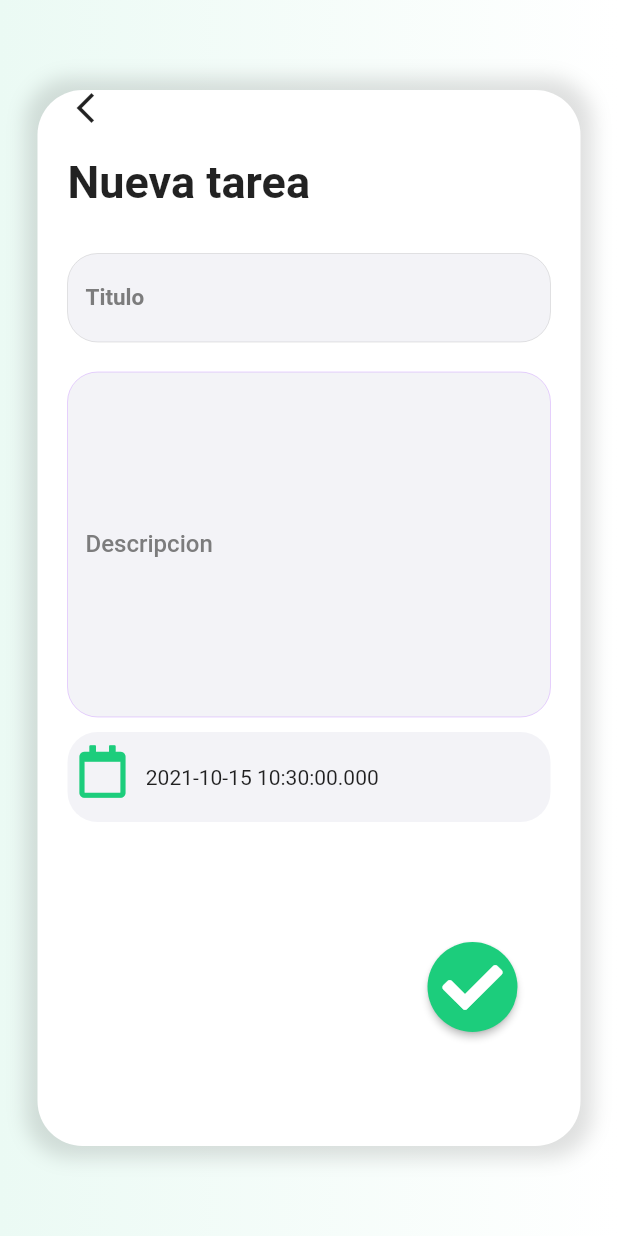
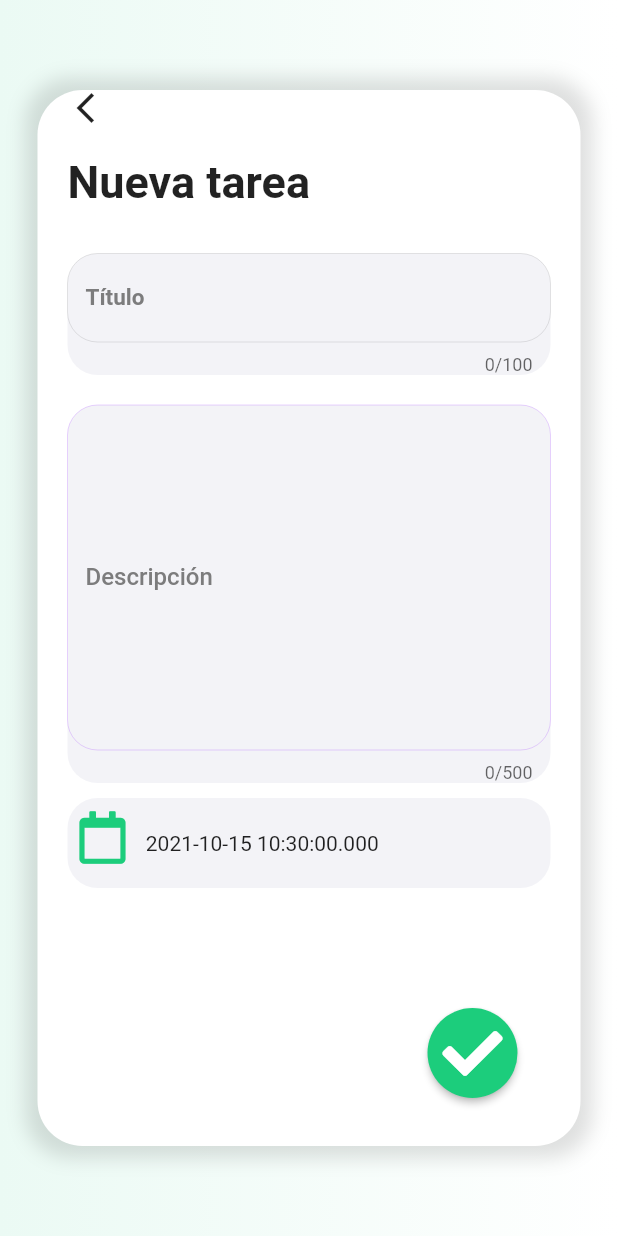
Before and after one commit to GuadalupeGH/Tareas, a Flutter app: the FormularioTarea screen opened by its route, on a phone screen of 412 x 824 dp. Run offline on Flutter 3.47's test engine with Material 2 defaults, Android fonts, the phone set to English and light mode, and no system bars; our stand-ins replace font_awesome_flutter, sqflite; accounts and stored records are empty; network calls fail.

Commit message:
Cambios finales en textfield

```diff
--- a/lib/view/editar_tarea.dart
+++ b/lib/view/editar_tarea.dart
@@ -160,6 +160,7 @@ class _EditarTareaState extends State<EditarTarea> {
                       color: Color.fromRGBO(20, 20, 100, 0.05),
                       borderRadius: BorderRadius.circular(20)),
                   child: TextField(
+                    maxLength: 100,
                     controller: _controllerTitulo,
                     decoration: InputDecoration(
                         errorText: bandera2 ? 'Datos incorrectos' : null,
@@ -194,6 +195,7 @@ class _EditarTareaState extends State<EditarTarea> {
                       color: Color.fromRGBO(20, 20, 100, .05),
                       borderRadius: BorderRadius.circular(20)),
                   child: TextField(
+                    maxLength: 500,
                     controller: _controllerDescripcion,
                     maxLines: 10,
                     decoration: InputDecoration(
--- a/lib/view/formulario_tarea.dart
+++ b/lib/view/formulario_tarea.dart
@@ -76,6 +76,7 @@ class _FormularioTareaState extends State<FormularioTarea> {
                       color: Color.fromRGBO(20, 20, 100, 0.05),
                       borderRadius: BorderRadius.circular(20)),
                   child: TextField(
+                    maxLength: 100,
                     controller: _controllerTitulo,
                     decoration: InputDecoration(
                       errorText: bandera1 ? 'Datos incorrectos' : null,
@@ -88,7 +89,7 @@ class _FormularioTareaState extends State<FormularioTarea> {
                       label: Text.rich(TextSpan(children: <InlineSpan>[
                         WidgetSpan(
                           child: Text(
-                              'Titulo',
+                            'Título',
                             style: TextStyle(
                                 color: Color.fromRGBO(
                                     106, 106, 106, 0.8666666666666667),
@@ -100,8 +101,9 @@ class _FormularioTareaState extends State<FormularioTarea> {
                       enabledBorder: OutlineInputBorder(
                         borderRadius: BorderRadius.circular(20),
                         borderSide: BorderSide(
-                                width: 0,
-                                color: Color.fromRGBO(0, 0, 0, 0.1)))),
+                            width: 0, color: Color.fromRGBO(0, 0, 0, 0.1)),
+                      ),
+                    ),
                   ),
                 ),
                 Container(
@@ -110,6 +112,7 @@ class _FormularioTareaState extends State<FormularioTarea> {
                       color: Color.fromRGBO(20, 20, 100, .05),
                       borderRadius: BorderRadius.circular(20)),
                   child: TextField(
+                    maxLength: 500,
                     controller: _controllerDescripcion,
                     maxLines: 10,
                     decoration: InputDecoration(
@@ -123,7 +126,7 @@ class _FormularioTareaState extends State<FormularioTarea> {
                         label: Text.rich(TextSpan(children: <InlineSpan>[
                           WidgetSpan(
                             child: Text(
-                              'Descripcion',
+                              'Descripción',
                               style: TextStyle(
                                   color: Color.fromRGBO(
                                       106, 106, 106, 0.8666666666666667),
```
Lines whose indentation alone changed are shown as unchanged.
